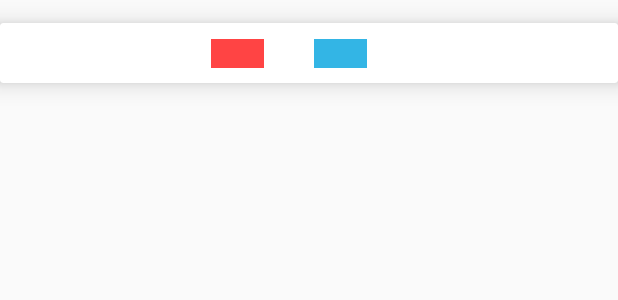
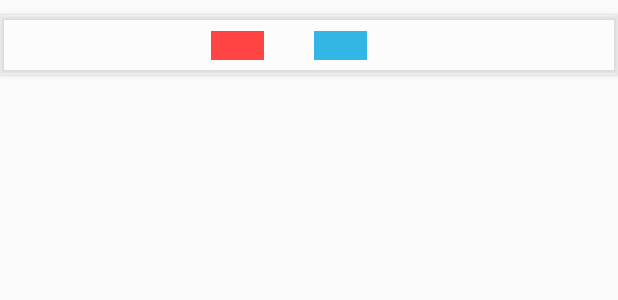
Before and after one commit to MarcosCGlobant/WeatherTime, an Android app: the layout layout_weather_list_item.xml on its own in the app's theme, with its tools: preview values and no code run, on a phone screen of 412 x 824 dp. Shown: the top 300 px of the screen. Run offline under Robolectric (Android 15) with nearby library versions, the phone set to English and light mode, and no system bars; network calls fail.

Commit message:
comments changes and card views desing changed

```diff
--- a/app/src/main/java/com/example/weathertimeapp/mvp/contracts/WeatherTimeContracts.kt
+++ b/app/src/main/java/com/example/weathertimeapp/mvp/contracts/WeatherTimeContracts.kt
@@ -18,9 +18,5 @@ interface WeatherTimeContracts {
 
     interface Presenter {
         fun initPresenter()
-        fun setSoftInputMode()
-        fun createAndSetCitiesList()
-        fun initRecyclerView()
-        fun createAndShowData()
     }
 }
--- a/app/src/main/java/com/example/weathertimeapp/utils/DataSource.kt
+++ b/app/src/main/java/com/example/weathertimeapp/utils/DataSource.kt
@@ -58,9 +58,9 @@ class DataSource {
                     "20/04/2020",
                     "15°C",
                     "10°C",
-                    "https://raw.githubusercontent.com/MarcosCGlobant/CalculatorOnboarding/master/app/" +
-                            "app/src/main/java/com/globant/calculator/android/utils/images" +
-                            "/PinClipart.com_clipart-sonne_304053.webp",
+                    "https://raw.githubusercontent.com/MarcosCGlobant/CalculatorOnboarding/master/app" +
+                            "/app/src/main/java/com/globant/calculator/android/utils/images" +
+                            "/PinClipart.com_harley-clipart_19895.webp",
                     "heavy intensity rain"
                 )
             )
--- a/app/src/main/res/layout/activity_main.xml
+++ b/app/src/main/res/layout/activity_main.xml
@@ -8,10 +8,7 @@
 
     <ImageView
         android:id="@+id/activity_main_app_title_icon"
-        android:layout_width="@dimen/activity_main_app_icon_width"
-        android:layout_height="@dimen/activity_main_app_icon_height"
-        android:contentDescription="@string/activity_main_app_title_icon"
-        android:src="@drawable/main_activity_title_icon"
+        style="@style/ImageAppIcon"
         app:layout_constraintBottom_toTopOf="@+id/activity_main_enter_city_text_view"
         app:layout_constraintEnd_toStartOf="@+id/activity_main_app_name_text_view"
         app:layout_constraintStart_toStartOf="parent"
--- a/app/src/main/res/layout/layout_weather_list_item.xml
+++ b/app/src/main/res/layout/layout_weather_list_item.xml
@@ -1,11 +1,9 @@
 <?xml version="1.0" encoding="utf-8"?>
 <androidx.cardview.widget.CardView xmlns:android="http://schemas.android.com/apk/res/android"
     xmlns:app="http://schemas.android.com/apk/res-auto"
+    style="@style/CardViewWeather"
     android:layout_width="match_parent"
-    android:layout_height="wrap_content"
-    android:layout_marginTop="@dimen/card_view_margin_top"
-    app:cardCornerRadius="@dimen/layout_weather_card_corner_radius"
-    app:cardElevation="@dimen/layout_weather_card_elevation">
+    android:layout_height="wrap_content">
 
     <androidx.constraintlayout.widget.ConstraintLayout
         android:layout_width="match_parent"
@@ -13,6 +11,7 @@
 
         <TextView
             android:id="@+id/text_view_date"
+            style="@style/TextViewTextStyle"
             android:layout_width="wrap_content"
             android:layout_height="wrap_content"
             app:layout_constraintBottom_toBottomOf="parent"
--- a/app/src/main/res/values/colors.xml
+++ b/app/src/main/res/values/colors.xml
@@ -8,4 +8,5 @@
     <color name="activity_main_city_name_text_color">@color/color_dark_blue</color>
     <color name="activity_main_app_name_text_color">#ffff00</color>
     <color name="activity_main_enter_city_text_color">#FFC44F</color>
+    <color name="white_with_opacity">#59FFFFFF</color>
 </resources>
--- a/app/src/main/res/values/dimens.xml
+++ b/app/src/main/res/values/dimens.xml
@@ -16,5 +16,5 @@
     <dimen name="layout_weather_min_temp_text_view_width">35dp</dimen>
     <dimen name="layout_weather_description_text_view_width">100dp</dimen>
     <dimen name="activity_main_city_name_margin_top">20dp</dimen>
-    <dimen name="card_view_margin_top">15dp</dimen>
+    <dimen name="card_view_margin_top">10dp</dimen>
 </resources>
--- a/app/src/main/res/values/styles.xml
+++ b/app/src/main/res/values/styles.xml
@@ -8,6 +8,13 @@
 
     <style name="appBackground" parent="Theme.AppCompat.Light.DarkActionBar">
         <item name="android:windowBackground">@drawable/main_activity_background</item>
+    </style>
+
+    <style name="ImageAppIcon">
+        <item name="android:layout_width">@dimen/activity_main_app_icon_width</item>
+        <item name="android:layout_height">@dimen/activity_main_app_icon_height</item>
+        <item name="android:contentDescription">@string/activity_main_app_title_icon</item>
+        <item name="android:src">@drawable/main_activity_title_icon</item>
     </style>
 
     <style name="SearchButton">
@@ -43,9 +50,12 @@
     </style>
 
     <style name="CardViewWeather">
+        <item name="cardBackgroundColor">@color/white_with_opacity</item>
         <item name="android:layout_marginTop">@dimen/card_view_margin_top</item>
-        <item name="cardCornerRadius">@dimen/layout_weather_card_corner_radius</item>
-        <item name="cardElevation">@dimen/layout_weather_card_elevation</item>
+    </style>
+
+    <style name="TextViewTextStyle">
+        <item name="android:textStyle">bold</item>
     </style>
 
     <style name="ImageViewWeather">
@@ -54,7 +64,7 @@
         <item name="android:contentDescription">@string/weather_icon</item>
     </style>
 
-    <style name="TextViewTempWeather">
+    <style name="TextViewTempWeather" parent="TextViewTextStyle">
         <item name="android:layout_width">@dimen/layout_weather_max_temp_text_view_width</item>
         <item name="android:textAlignment">center</item>
     </style>
@@ -67,7 +77,7 @@
         <item name="android:background">@android:color/holo_blue_light</item>
     </style>
 
-    <style name="TextViewDescriptionWeather">
+    <style name="TextViewDescriptionWeather" parent="TextViewTextStyle">
         <item name="android:layout_width">@dimen/layout_weather_description_text_view_width</item>
         <item name="android:textAlignment">center</item>
     </style>
```
Also changed, not shown: app/src/main/java/com/example/weathertimeapp/adapters/WeatherRecyclerAdapter.kt (+8 -10 lines), app/src/main/java/com/example/weathertimeapp/mvp/presenter/WeatherTimePresenter.kt (+4 -4 lines).
